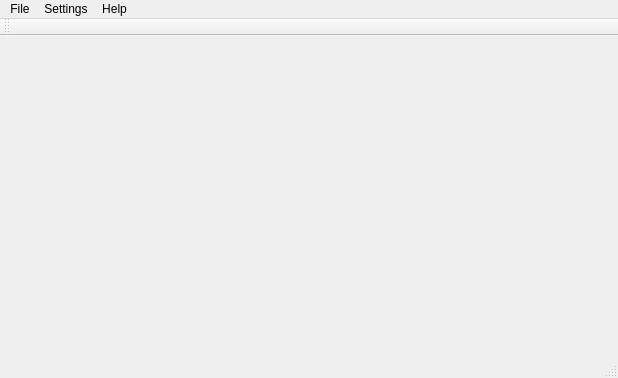
Above: pyidemainwindow.ui from ilbay/PythonIde before the change. Below: the same form after it.
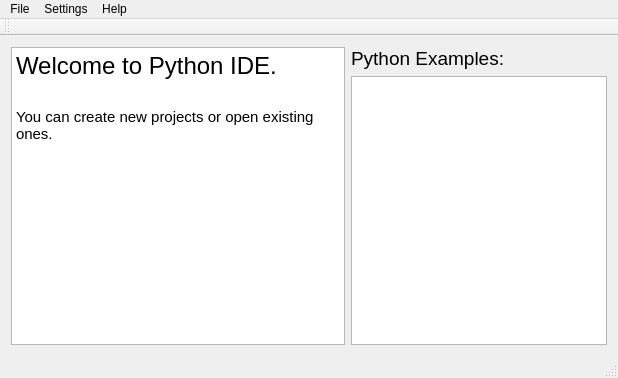
That is the form after the change.

Commit message: welcome page

```diff
--- a/pyidemainwindow.ui
+++ b/pyidemainwindow.ui
@@ -13,7 +13,51 @@
   <property name="windowTitle">
    <string>PyIdeMainWindow</string>
   </property>
-  <widget class="QWidget" name="centralWidget"/>
+  <widget class="QWidget" name="centralWidget">
+   <layout class="QGridLayout" name="gridLayout">
+    <item row="0" column="0">
+     <layout class="QHBoxLayout" name="horizontalLayout">
+      <item>
+       <widget class="QTextEdit" name="welcomePage">
+        <property name="readOnly">
+         <bool>true</bool>
+        </property>
+        <property name="html">
+         <string>&lt;!DOCTYPE HTML PUBLIC &quot;-//W3C//DTD HTML 4.0//EN&quot; &quot;http://www.w3.org/TR/REC-html40/strict.dtd&quot;&gt;
+&lt;html&gt;&lt;head&gt;&lt;meta name=&quot;qrichtext&quot; content=&quot;1&quot; /&gt;&lt;style type=&quot;text/css&quot;&gt;
+p, li { white-space: pre-wrap; }
+&lt;/style&gt;&lt;/head&gt;&lt;body style=&quot; font-family:'Ubuntu'; font-size:11pt; font-weight:400; font-style:normal;&quot;&gt;
+&lt;p style=&quot; margin-top:0px; margin-bottom:0px; margin-left:0px; margin-right:0px; -qt-block-indent:0; text-indent:0px;&quot;&gt;&lt;span style=&quot; font-size:18pt;&quot;&gt;Welcome to Python IDE.&lt;/span&gt;&lt;/p&gt;
+&lt;p style=&quot;-qt-paragraph-type:empty; margin-top:0px; margin-bottom:0px; margin-left:0px; margin-right:0px; -qt-block-indent:0; text-indent:0px; font-size:18pt;&quot;&gt;&lt;br /&gt;&lt;/p&gt;
+&lt;p style=&quot; margin-top:0px; margin-bottom:0px; margin-left:0px; margin-right:0px; -qt-block-indent:0; text-indent:0px;&quot;&gt;You can create new projects or open existing ones.&lt;/p&gt;&lt;/body&gt;&lt;/html&gt;</string>
+        </property>
+       </widget>
+      </item>
+      <item>
+       <layout class="QVBoxLayout" name="verticalLayout">
+        <item>
+         <widget class="QLabel" name="label">
+          <property name="text">
+           <string>&lt;html&gt;&lt;head/&gt;&lt;body&gt;&lt;p&gt;&lt;span style=&quot; font-size:14pt;&quot;&gt;Python Examples:&lt;/span&gt;&lt;/p&gt;&lt;/body&gt;&lt;/html&gt;</string>
+          </property>
+         </widget>
+        </item>
+        <item>
+         <widget class="QListView" name="listView">
+          <property name="sizePolicy">
+           <sizepolicy hsizetype="Fixed" vsizetype="Expanding">
+            <horstretch>0</horstretch>
+            <verstretch>0</verstretch>
+           </sizepolicy>
+          </property>
+         </widget>
+        </item>
+       </layout>
+      </item>
+     </layout>
+    </item>
+   </layout>
+  </widget>
   <widget class="QMenuBar" name="menuBar">
    <property name="geometry">
     <rect>
```
Left out of the diff: 18 changed lines with no effect on the pictures. The commit also changes 1 other file.
